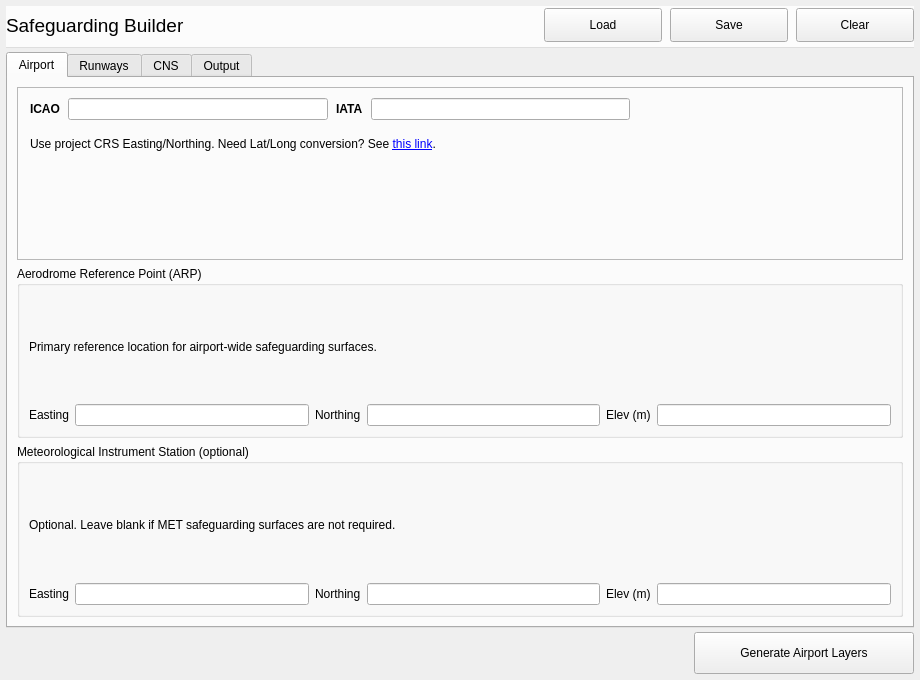
Old version of the form safeguarding_builder_dialog_base.ui in the repository camtodd1/prj-lucid.
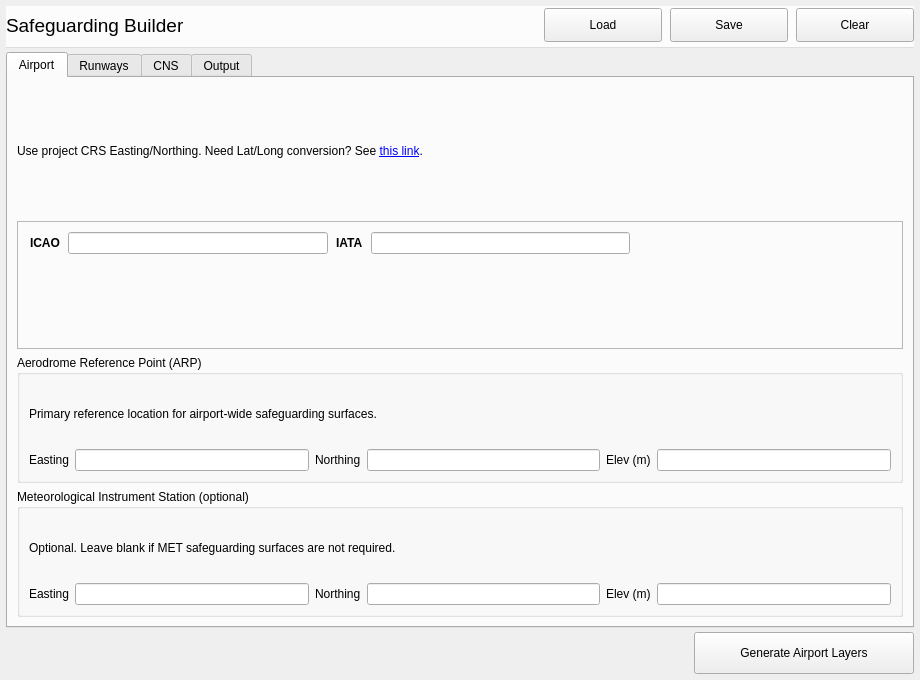
New version of the form. Custom widgets are drawn as their Qt base class.

```diff
--- a/safeguarding_builder_dialog_base.ui
+++ b/safeguarding_builder_dialog_base.ui
@@ -135,7 +135,17 @@
        <string>Airport</string>
       </attribute>
       <layout class="QVBoxLayout" name="verticalLayout_airportTab">
-       <item>
+      <item>
+       <widget class="QLabel" name="coord_info">
+        <property name="text">
+         <string>Use project CRS Easting/Northing. Need Lat/Long conversion? See &lt;a href=&quot;https://geodesyapps.ga.gov.au/geographic-to-grid&quot;&gt;this link&lt;/a&gt;.</string>
+        </property>
+        <property name="wordWrap">
+         <bool>true</bool>
+        </property>
+       </widget>
+      </item>
+      <item>
         <widget class="QFrame" name="frame_airport_identity">
          <property name="frameShape">
           <enum>QFrame::StyledPanel</enum>
@@ -219,16 +229,6 @@
             </item>
            </layout>
           </item>
-          <item>
-           <widget class="QLabel" name="coord_info">
-            <property name="text">
-             <string>Use project CRS Easting/Northing. Need Lat/Long conversion? See &lt;a href=&quot;https://geodesyapps.ga.gov.au/geographic-to-grid&quot;&gt;this link&lt;/a&gt;.</string>
-            </property>
-            <property name="wordWrap">
-             <bool>true</bool>
-            </property>
-           </widget>
-          </item>
           <item>
            <widget class="QLabel" name="label_airport_status">
             <property name="text">
```
